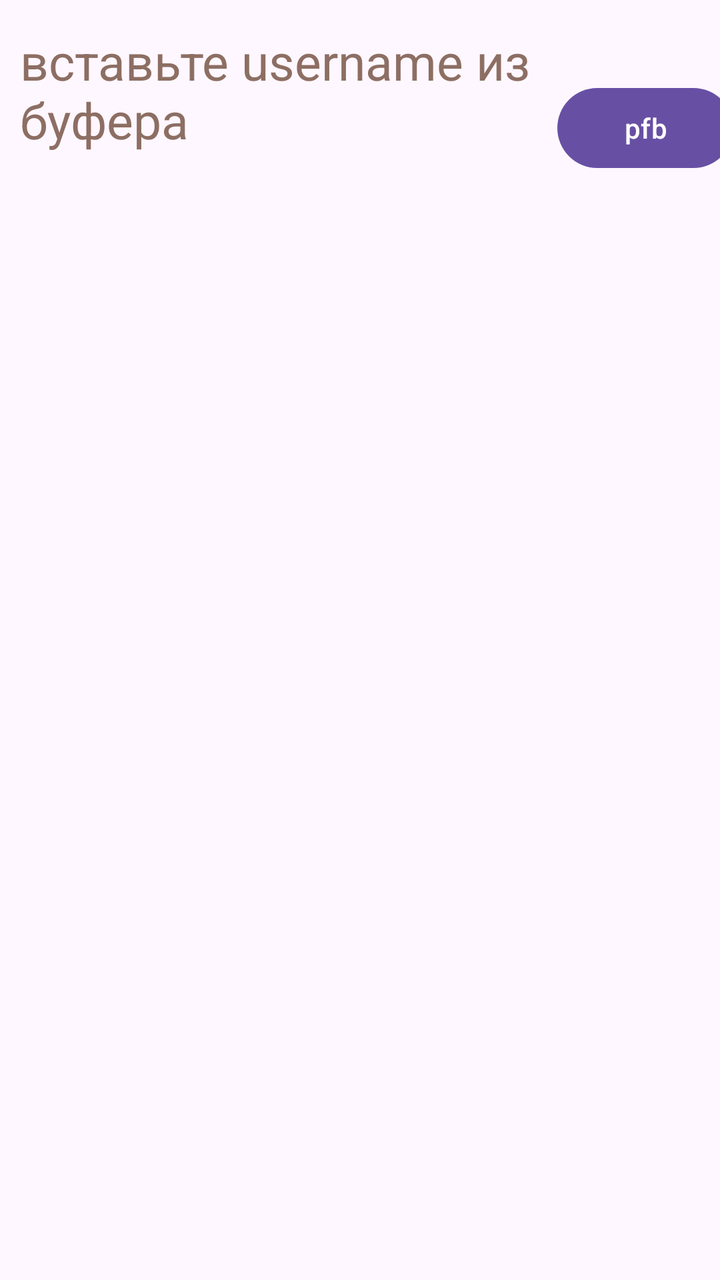
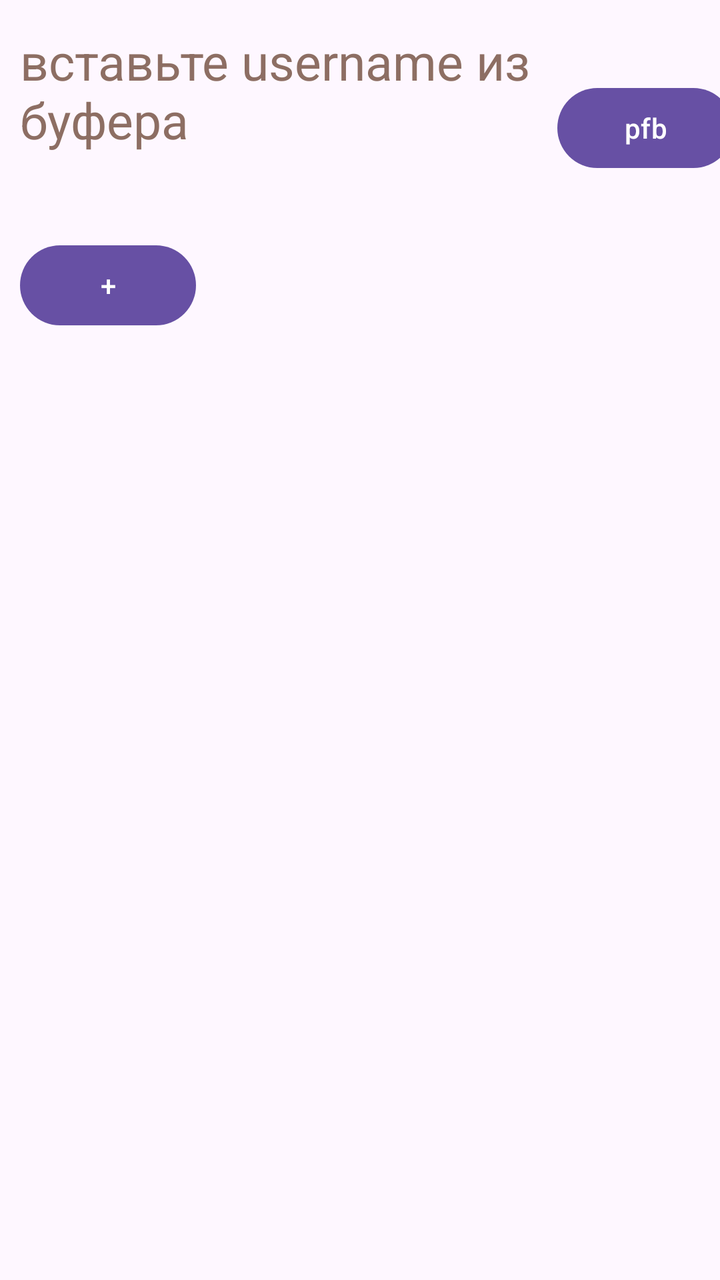

An Android layout rendered at two revisions. The XML below is the earlier revision; the diff shows what the commit changed to produce the second picture.
<!-- AndroidManifest.xml: application theme Theme.TelegramBot -->
<!-- res/layout/activity_main.xml -->
<?xml version="1.0" encoding="utf-8"?>
<androidx.constraintlayout.widget.ConstraintLayout xmlns:android="http://schemas.android.com/apk/res/android"
    xmlns:app="http://schemas.android.com/apk/res-auto"
    xmlns:tools="http://schemas.android.com/tools"
    android:layout_width="match_parent"
    android:layout_height="match_parent"
    tools:context=".MainActivity">

    <TextView
        android:id="@+id/username"
        android:layout_width="277dp"
        android:layout_height="95dp"
        android:autofillHints=""
        android:hint="@string/username"
        android:textColorHint="#8D6E63"
        android:textSize="25sp"
        app:layout_constraintBottom_toBottomOf="parent"
        app:layout_constraintEnd_toEndOf="parent"
        app:layout_constraintHorizontal_bias="0.119"
        app:layout_constraintStart_toStartOf="parent"
        app:layout_constraintTop_toTopOf="parent"
        app:layout_constraintVertical_bias="0.025"
        tools:ignore="InvalidId,TextFields" />

    <Button
        android:id="@+id/pfb"
        android:layout_width="wrap_content"
        android:layout_height="wrap_content"
        android:layout_marginStart="14dp"
        android:layout_marginTop="40dp"
        android:layout_marginEnd="16dp"
        android:text="@string/pfb"
        app:layout_constraintEnd_toEndOf="parent"
        app:layout_constraintStart_toEndOf="@+id/username"
        app:layout_constraintTop_toTopOf="parent" />

    <TableLayout
        android:id="@+id/table"
        android:layout_width="wrap_content"
        android:layout_height="wrap_content"
        android:layout_marginTop="50dp"
        app:layout_constraintEnd_toEndOf="parent"
        app:layout_constraintStart_toStartOf="parent"
        app:layout_constraintTop_toBottomOf="@+id/username">
    </TableLayout>


</androidx.constraintlayout.widget.ConstraintLayout>
<!-- resources referenced by this layout -->
<resources>
  <string name="pfb">pfb</string>
  <string name="username">вставьте username из буфера</string>
  <style name="Theme.TelegramBot" parent="Base.Theme.TelegramBot" />
  <style name="Base.Theme.TelegramBot" parent="Theme.Material3.DayNight.NoActionBar">
          
          
      </style>
</resources>

<!-- the commit's change to res/layout/activity_main.xml (unified diff, before → after) -->
@@ -34,15 +34,25 @@
         app:layout_constraintStart_toEndOf="@+id/username"
         app:layout_constraintTop_toTopOf="parent" />
 
+    <Button
+        android:id="@+id/add_stuff"
+        android:layout_width="wrap_content"
+        android:layout_height="wrap_content"
+        android:layout_marginTop="10dp"
+        android:text="@string/addStuff"
+        app:layout_constraintEnd_toEndOf="@+id/username"
+        app:layout_constraintHorizontal_bias="0.0"
+        app:layout_constraintStart_toStartOf="@+id/username"
+        app:layout_constraintTop_toBottomOf="@+id/username" />
+
     <TableLayout
         android:id="@+id/table"
         android:layout_width="wrap_content"
         android:layout_height="wrap_content"
-        android:layout_marginTop="50dp"
+        android:layout_marginTop="10dp"
         app:layout_constraintEnd_toEndOf="parent"
         app:layout_constraintStart_toStartOf="parent"
-        app:layout_constraintTop_toBottomOf="@+id/username">
-    </TableLayout>
+        app:layout_constraintTop_toBottomOf="@+id/add_stuff" />
 
 
 </androidx.constraintlayout.widget.ConstraintLayout>
<!-- resource entries referenced after the edit -->
@@ -1,5 +1,6 @@
 <!-- resources referenced by this layout -->
 <resources>
+  <string name="addStuff">+</string>
   <string name="pfb">pfb</string>
   <string name="username">вставьте username из буфера</string>
   <style name="Theme.TelegramBot" parent="Base.Theme.TelegramBot" />
